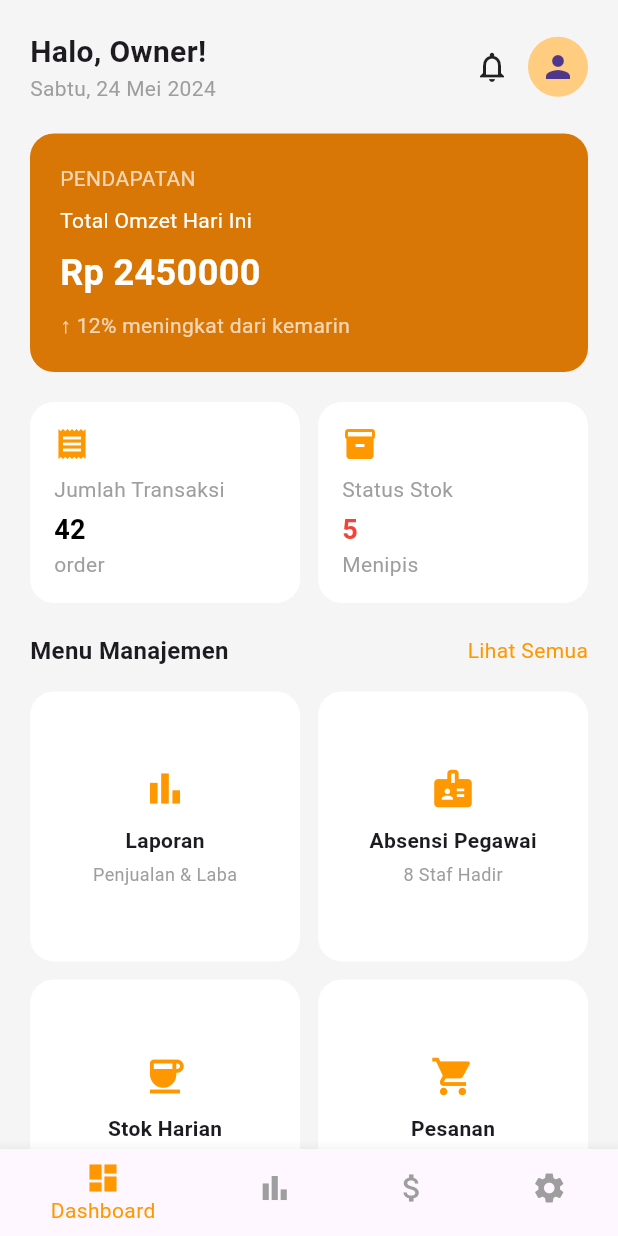
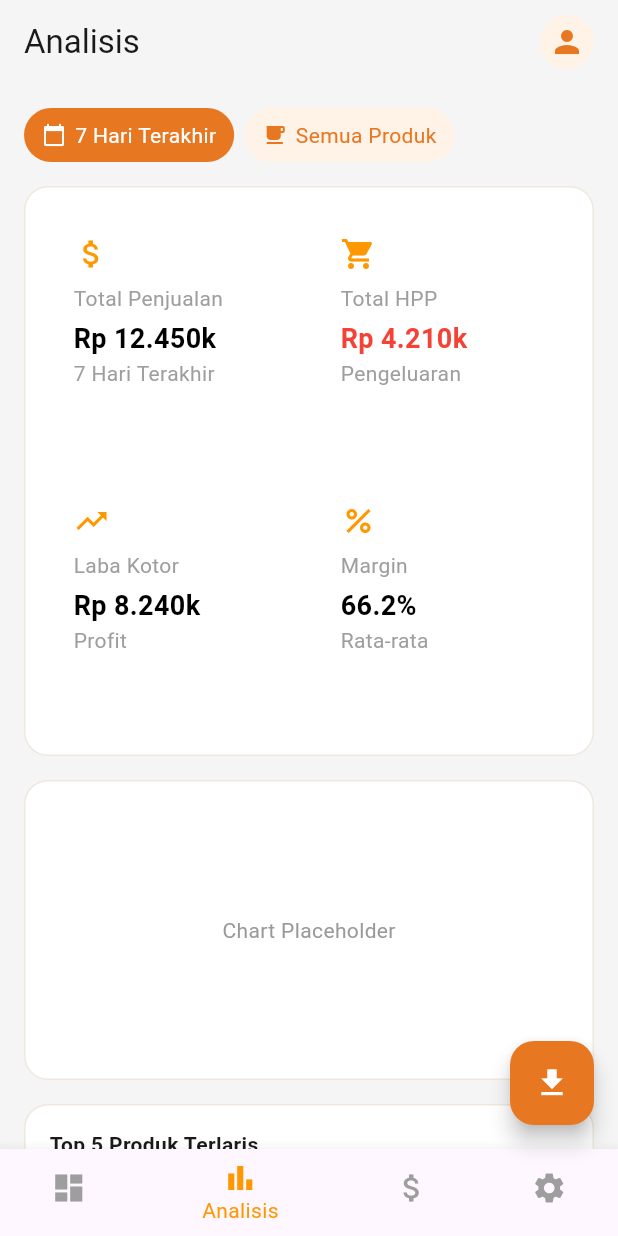
Before and after one commit to AlifAhmad607/test_ta, a Flutter app: the screen it shows after launch, after a tap on "Masuk", on a phone screen of 412 x 824 dp. Run offline on Flutter 3.47's test engine with Material 3 defaults, Android fonts, the phone set to English and light mode, and no system bars; our stand-ins replace get.

Commit message:
[AA] analisis page

```diff
--- /dev/null
+++ b/lib/Bindings/analisisBinding.dart
@@ -0,0 +1,9 @@
+import 'package:get/get.dart';
+import 'package:test_ta/Controllers/analisisController.dart';
+
+class AnalisisBinding extends Bindings {
+  @override
+  void dependencies() {
+    Get.lazyPut<AnalisisController>(() => AnalisisController());
+  }
+}
--- /dev/null
+++ b/lib/Controllers/analisisController.dart
@@ -0,0 +1,23 @@
+import 'package:get/get.dart';
+
+class AnalisisController extends GetxController {
+  // Filter
+  var selectedFilter = '7 Hari Terakhir'.obs;
+
+  // Dummy data (nanti ganti dari API/database)
+  var totalPenjualan = "Rp 12.450k".obs;
+  var totalHpp = "Rp 4.210k".obs;
+  var labaKotor = "Rp 8.240k".obs;
+  var margin = "66.2%".obs;
+
+  var products = [
+    {"name": "Es Kopi Susu Aren", "value": 142},
+    {"name": "Cafe Latte", "value": 98},
+    {"name": "Americano Ice", "value": 76},
+    {"name": "Caramel Macchiato", "value": 45},
+  ].obs;
+
+  void changeFilter(String value) {
+    selectedFilter.value = value;
+  }
+}
--- a/lib/Controllers/logincontroller.dart
+++ b/lib/Controllers/logincontroller.dart
@@ -18,7 +18,7 @@ class LoginController extends GetxController {
 
   // 🔑 LOGIN FUNCTION (dummy)
   void login() {
-  Get.offAllNamed(AppRoutes.DASHBOARD);
+  Get.offAllNamed(AppRoutes.Analisis);
 }
 
   // 🧹 bersihin controller
--- /dev/null
+++ b/lib/Pages/analisisPage.dart
@@ -0,0 +1,352 @@
+import 'package:flutter/material.dart';
+import 'package:get/get.dart';
+import 'package:test_ta/Controllers/analisisController.dart';
+import 'package:test_ta/reusablecomponent/app_colors.dart';
+import 'package:test_ta/reusablecomponent/infocard.dart';
+import 'package:test_ta/Routes/routes.dart';
+
+class AnalisisPage extends GetView<AnalisisController> {
+  const AnalisisPage({super.key});
+
+  @override
+  Widget build(BuildContext context) {
+    return Scaffold(
+      backgroundColor: const Color(0xFFF5F5F5),
+      appBar: AppBar(
+        title: const Text("Analisis"),
+        backgroundColor: Colors.transparent,
+        elevation: 0,
+        foregroundColor: AppColors.textPrimary,
+
+        actions: [
+          Padding(
+            padding: const EdgeInsets.only(right: 16),
+            child: GestureDetector(
+              onTap: () {
+                // aksi ketika diklik (misal ke profile page)
+              },
+              child: CircleAvatar(
+                radius: 18,
+                backgroundColor: AppColors.primaryLight,
+                child: const Icon(Icons.person, color: AppColors.primary),
+              ),
+            ),
+          ),
+        ],
+      ),
+
+      // 🔻 BOTTOM NAV
+      bottomNavigationBar: BottomNavigationBar(
+        selectedItemColor: Colors.orange,
+        unselectedItemColor: Colors.grey,
+        currentIndex: 1, // Agar tab "Analisis" yang aktif
+        onTap: (index) {
+          if (index == 0) {
+            Get.offNamed(AppRoutes.DASHBOARD);
+          }
+        },
+        items: const [
+          BottomNavigationBarItem(
+            icon: Icon(Icons.dashboard),
+            label: "Dashboard",
+          ),
+          BottomNavigationBarItem(
+            icon: Icon(Icons.bar_chart),
+            label: "Analisis",
+          ),
+          BottomNavigationBarItem(
+            icon: Icon(Icons.attach_money),
+            label: "HPP & Margin",
+          ),
+          BottomNavigationBarItem(icon: Icon(Icons.settings), label: "Setelan"),
+        ],
+      ),
+
+      body: SafeArea(
+        child: SingleChildScrollView(
+          padding: const EdgeInsets.all(16),
+          child: Column(
+            children: [
+              // ================= 🔥 FILTER (SESUAI GAMBAR) =================
+              Row(
+                children: [
+                  _filterChip("7 Hari Terakhir", Icons.calendar_today),
+                  const SizedBox(width: 7),
+                  _filterChip("Semua Produk", Icons.local_cafe),
+                ],
+              ),
+
+              const SizedBox(height: 16),
+              // ================= HEADER =================
+              Container(
+                padding: const EdgeInsets.all(16),
+                decoration: BoxDecoration(
+                  color: AppColors.surface,
+                  borderRadius: BorderRadius.circular(16),
+                  border: Border.all(color: AppColors.border),
+                ),
+                child: GridView.count(
+                  crossAxisCount: 2,
+                  shrinkWrap: true,
+                  physics: const NeverScrollableScrollPhysics(),
+                  mainAxisSpacing: 10,
+                  crossAxisSpacing: 10,
+                  childAspectRatio: 1.0, // 🔥 fix overflow
+                  children: [
+                    InfoCard(
+                      icon: Icons.attach_money,
+                      title: "Total Penjualan",
+                      value: controller.totalPenjualan.value,
+                      subtitle: "7 Hari Terakhir",
+                    ),
+                    InfoCard(
+                      icon: Icons.shopping_cart,
+                      title: "Total HPP",
+                      value: controller.totalHpp.value,
+                      subtitle: "Pengeluaran",
+                      isWarning: true,
+                    ),
+                    InfoCard(
+                      icon: Icons.trending_up,
+                      title: "Laba Kotor",
+                      value: controller.labaKotor.value,
+                      subtitle: "Profit",
+                    ),
+                    InfoCard(
+                      icon: Icons.percent,
+                      title: "Margin",
+                      value: controller.margin.value,
+                      subtitle: "Rata-rata",
+                    ),
+                  ],
+                ),
+              ),
+
+              const SizedBox(height: 16),
+
+              // ================= CHART =================
+              Container(
+                height: 200,
+                padding: const EdgeInsets.all(16),
+                decoration: BoxDecoration(
+                  color: AppColors.surface,
+                  borderRadius: BorderRadius.circular(16),
+                  border: Border.all(color: AppColors.border),
+                ),
+                child: const Center(
+                  child: Text(
+                    "Chart Placeholder",
+                    style: TextStyle(color: AppColors.textSecondary),
+                  ),
+                ),
+              ),
+
+              const SizedBox(height: 16),
+
+              // ================= TOP PRODUK =================
+              Container(
+                padding: const EdgeInsets.all(16),
+                decoration: BoxDecoration(
+                  color: AppColors.surface,
+                  borderRadius: BorderRadius.circular(16),
+                  border: Border.all(color: AppColors.border),
+                ),
+                child: Column(
+                  crossAxisAlignment: CrossAxisAlignment.start,
+                  children: [
+                    const Text(
+                      "Top 5 Produk Terlaris",
+                      style: TextStyle(
+                        fontWeight: FontWeight.bold,
+                        color: AppColors.textPrimary,
+                      ),
+                    ),
+
+                    const SizedBox(height: 12),
+
+                    Obx(
+                      () => Column(
+                        children: controller.products.map((item) {
+                          return Padding(
+                            padding: const EdgeInsets.only(bottom: 12),
+                            child: Column(
+                              crossAxisAlignment: CrossAxisAlignment.start,
+                              children: [
+                                Row(
+                                  mainAxisAlignment:
+                                      MainAxisAlignment.spaceBetween,
+                                  children: [
+                                    Text(
+                                      item["name"].toString(),
+                                      style: const TextStyle(
+                                        color: AppColors.textPrimary,
+                                      ),
+                                    ),
+                                    Text(
+                                      "${item["value"]} Cup",
+                                      style: const TextStyle(
+                                        color: AppColors.textSecondary,
+                                      ),
+                                    ),
+                                  ],
+                                ),
+
+                                const SizedBox(height: 6),
+
+                                LinearProgressIndicator(
+                                  value: (item["value"] as int) / 150,
+                                  minHeight: 6,
+                                  borderRadius: BorderRadius.circular(10),
+                                  backgroundColor: AppColors.progressTrack,
+                                  color: AppColors.primary,
+                                ),
+                              ],
+                            ),
+                          );
+                        }).toList(),
+                      ),
+                    ),
+                  ],
+                ),
+              ),
+
+              const SizedBox(height: 16),
+
+              // ================= TABLE =================
+              Container(
+                padding: const EdgeInsets.all(16),
+                decoration: BoxDecoration(
+                  color: AppColors.surface,
+                  borderRadius: BorderRadius.circular(16),
+                  border: Border.all(color: AppColors.border),
+                ),
+                child: Column(
+                  crossAxisAlignment: CrossAxisAlignment.start,
+                  children: [
+                    Row(
+                      mainAxisAlignment: MainAxisAlignment.spaceBetween,
+                      children: const [
+                        Text(
+                          "Metrik Performa Produk",
+                          style: TextStyle(
+                            fontWeight: FontWeight.bold,
+                            color: AppColors.textPrimary,
+                          ),
+                        ),
+                        Text(
+                          "Lihat Semua",
+                          style: TextStyle(color: AppColors.primary),
+                        ),
+                      ],
+                    ),
+
+                    const SizedBox(height: 12),
+
+                    _tableRow(
+                      "Produk",
+                      "Terjual",
+                      "Pendapatan",
+                      "Laba",
+                      isHeader: true,
+                    ),
+
+                    _tableRow("Kopi Susu Aren", "142", "2.8M", "1.8M"),
+                    _tableRow("Cafe Latte", "98", "2.4M", "1.2M"),
+                    _tableRow("Matcha Latte", "54", "1.3M", "0.7M"),
+                  ],
+                ),
+              ),
+            ],
+          ),
+        ),
+      ),
+
+      floatingActionButton: FloatingActionButton(
+        onPressed: () {},
+        backgroundColor: AppColors.primary,
+        child: const Icon(Icons.download, color: Colors.white),
+      ),
+    );
+  }
+
+  // ================= FILTER =================
+  Widget _filterChip(String title, IconData icon) {
+    return Obx(
+      () => GestureDetector(
+        onTap: () => controller.changeFilter(title),
+        child: Container(
+          padding: const EdgeInsets.symmetric(horizontal: 12, vertical: 8),
+          decoration: BoxDecoration(
+            color: controller.selectedFilter.value == title
+                ? AppColors.primary
+                : AppColors.primaryLight,
+            borderRadius: BorderRadius.circular(20),
+          ),
+          child: Row(
+            mainAxisSize: MainAxisSize.min,
+            children: [
+              Icon(
+                icon,
+                size: 16,
+                color: controller.selectedFilter.value == title
+                    ? Colors.white
+                    : AppColors.primary,
+              ),
+              const SizedBox(width: 6),
+              Text(
+                title,
+                style: TextStyle(
+                  color: controller.selectedFilter.value == title
+                      ? Colors.white
+                      : AppColors.primary,
+                ),
+              ),
+            ],
+          ),
+        ),
+      ),
+    );
+  }
+
+  // ================= TABLE =================
+  Widget _tableRow(
+    String a,
+    String b,
+    String c,
+    String d, {
+    bool isHeader = false,
+  }) {
+    return Padding(
+      padding: const EdgeInsets.symmetric(vertical: 6),
+      child: Row(
+        children: [
+          Expanded(
+            flex: 3,
+            child: Text(
+              a,
+              style: TextStyle(
+                fontWeight: isHeader ? FontWeight.bold : FontWeight.normal,
+                color: AppColors.textPrimary,
+              ),
+            ),
+          ),
+          Expanded(
+            child: Text(
+              b,
+              style: const TextStyle(color: AppColors.textSecondary),
+            ),
+          ),
+          Expanded(
+            child: Text(
+              c,
+              style: const TextStyle(color: AppColors.textSecondary),
+            ),
+          ),
+          Expanded(
+            child: Text(d, style: const TextStyle(color: AppColors.labaGreen)),
+          ),
+        ],
+      ),
+    );
+  }
+}
--- a/lib/Pages/dashboardpage.dart
+++ b/lib/Pages/dashboardpage.dart
@@ -1,6 +1,7 @@
 import 'package:flutter/material.dart';
 import 'package:get/get.dart';
 import 'package:test_ta/Controllers/dashboardcontroller.dart';
+import 'package:test_ta/Routes/routes.dart';
 import 'package:test_ta/reusablecomponent/infocard.dart';
 import 'package:test_ta/reusablecomponent/menuitem.dart';
 
@@ -16,15 +17,25 @@ class Dashboardpage extends GetView<DashboardController> {
       bottomNavigationBar: BottomNavigationBar(
         selectedItemColor: Colors.orange,
         unselectedItemColor: Colors.grey,
+        onTap: (index) {
+          if (index == 1) {
+            Get.offNamed(AppRoutes.Analisis);
+          }
+        },
         items: const [
           BottomNavigationBarItem(
-              icon: Icon(Icons.dashboard), label: "Dashboard"),
+            icon: Icon(Icons.dashboard),
+            label: "Dashboard",
+          ),
           BottomNavigationBarItem(
-              icon: Icon(Icons.bar_chart), label: "Analisis"),
+            icon: Icon(Icons.bar_chart),
+            label: "Analisis",
+          ),
           BottomNavigationBarItem(
-              icon: Icon(Icons.attach_money), label: "HPP & Margin"),
-          BottomNavigationBarItem(
-              icon: Icon(Icons.settings), label: "Setelan"),
+            icon: Icon(Icons.attach_money),
+            label: "HPP & Margin",
+          ),
+          BottomNavigationBarItem(icon: Icon(Icons.settings), label: "Setelan"),
         ],
       ),
 
@@ -34,7 +45,6 @@ class Dashboardpage extends GetView<DashboardController> {
           child: Column(
             crossAxisAlignment: CrossAxisAlignment.start,
             children: [
-
               // 🔻 HEADER (TANPA OBX ❗)
               Row(
                 mainAxisAlignment: MainAxisAlignment.spaceBetween,
@@ -45,7 +55,9 @@ class Dashboardpage extends GetView<DashboardController> {
                       Text(
                         controller.greeting,
                         style: const TextStyle(
-                            fontSize: 20, fontWeight: FontWeight.bold),
+                          fontSize: 20,
+                          fontWeight: FontWeight.bold,
+                        ),
                       ),
                       Text(
                         controller.todayDate,
@@ -60,9 +72,9 @@ class Dashboardpage extends GetView<DashboardController> {
                       CircleAvatar(
                         backgroundColor: Colors.orange.shade200,
                         child: const Icon(Icons.person),
-                      )
+                      ),
                     ],
-                  )
+                  ),
                 ],
               ),
 
@@ -76,14 +88,19 @@ class Dashboardpage extends GetView<DashboardController> {
                   color: const Color(0xFFD97706),
                   borderRadius: BorderRadius.circular(16),
                 ),
-                child: Obx(() => Column(
+                child: Obx(
+                  () => Column(
                     crossAxisAlignment: CrossAxisAlignment.start,
                     children: [
-                        const Text("PENDAPATAN",
-                            style: TextStyle(color: Colors.white70)),
+                      const Text(
+                        "PENDAPATAN",
+                        style: TextStyle(color: Colors.white70),
+                      ),
                       const SizedBox(height: 8),
-                        const Text("Total Omzet Hari Ini",
-                            style: TextStyle(color: Colors.white)),
+                      const Text(
+                        "Total Omzet Hari Ini",
+                        style: TextStyle(color: Colors.white),
+                      ),
                       const SizedBox(height: 8),
                       Text(
                         controller.formattedOmzet,
@@ -94,10 +111,13 @@ class Dashboardpage extends GetView<DashboardController> {
                         ),
                       ),
                       const SizedBox(height: 8),
-                        const Text("↑ 12% meningkat dari kemarin",
-                            style: TextStyle(color: Colors.white70)),
+                      const Text(
+                        "↑ 12% meningkat dari kemarin",
+                        style: TextStyle(color: Colors.white70),
+                      ),
                     ],
-                    )),
+                  ),
+                ),
               ),
 
               const SizedBox(height: 20),
@@ -106,22 +126,26 @@ class Dashboardpage extends GetView<DashboardController> {
               Row(
                 children: [
                   Expanded(
-                    child: Obx(() => InfoCard(
+                    child: Obx(
+                      () => InfoCard(
                         icon: Icons.receipt,
                         title: "Jumlah Transaksi",
                         value: controller.transaksi.value.toString(),
                         subtitle: "order",
-                        )),
+                      ),
+                    ),
                   ),
                   const SizedBox(width: 12),
                   Expanded(
-                    child: Obx(() => InfoCard(
+                    child: Obx(
+                      () => InfoCard(
                         icon: Icons.inventory,
                         title: "Status Stok",
                         value: controller.stokMenipis.value.toString(),
                         subtitle: "Menipis",
                         isWarning: true,
-                        )),
+                      ),
+                    ),
                   ),
                 ],
               ),
@@ -134,13 +158,9 @@ class Dashboardpage extends GetView<DashboardController> {
                 children: const [
                   Text(
                     "Menu Manajemen",
-                    style:
-                        TextStyle(fontSize: 16, fontWeight: FontWeight.bold),
+                    style: TextStyle(fontSize: 16, fontWeight: FontWeight.bold),
                   ),
-                  Text(
-                    "Lihat Semua",
-                    style: TextStyle(color: Colors.orange),
-                  ),
+                  Text("Lihat Semua", style: TextStyle(color: Colors.orange)),
                 ],
               ),
 
@@ -157,19 +177,23 @@ class Dashboardpage extends GetView<DashboardController> {
                   MenuItem(
                     icon: Icons.bar_chart,
                     title: "Laporan",
-                      subtitle: "Penjualan & Laba"),
+                    subtitle: "Penjualan & Laba",
+                  ),
                   MenuItem(
                     icon: Icons.badge,
                     title: "Absensi Pegawai",
-                      subtitle: "8 Staf Hadir"),
+                    subtitle: "8 Staf Hadir",
+                  ),
                   MenuItem(
                     icon: Icons.coffee,
                     title: "Stok Harian",
-                      subtitle: "Kelola Menu"),
+                    subtitle: "Kelola Menu",
+                  ),
                   MenuItem(
                     icon: Icons.shopping_cart,
                     title: "Pesanan",
-                      subtitle: "Order Masuk"),
+                    subtitle: "Order Masuk",
+                  ),
                 ],
               ),
             ],
--- a/lib/Routes/page.dart
+++ b/lib/Routes/page.dart
@@ -1,6 +1,8 @@
 import 'package:get/get.dart';
+import 'package:test_ta/Bindings/analisisBinding.dart';
 import 'package:test_ta/Bindings/dashboardbinding.dart';
 import 'package:test_ta/Bindings/loginbinding.dart';
+import 'package:test_ta/Pages/analisisPage.dart';
 import 'package:test_ta/Pages/dashboardpage.dart';
 import 'package:test_ta/Pages/loginpage.dart';
 import 'package:test_ta/Routes/routes.dart';
@@ -13,9 +15,14 @@ class AppPage {
       binding: LoginBinding(),
     ),
     GetPage(
-  name: AppRoutes.DASHBOARD,
-  page: () => const Dashboardpage(),
-  binding: Dashboardbinding(),
-),
+      name: AppRoutes.DASHBOARD,
+      page: () => const Dashboardpage(),
+      binding: Dashboardbinding(),
+    ),
+    GetPage(
+      name: '/analisis',
+      page: () => const AnalisisPage(),
+      binding: AnalisisBinding(),
+    ),
   ];
 }
--- a/lib/Routes/routes.dart
+++ b/lib/Routes/routes.dart
@@ -1,5 +1,6 @@
 class  AppRoutes {
   static const String loginPage = '/loginPage';
     static const String DASHBOARD = '/dashboard';
+    static const String Analisis = '/analisis';
 
 }
--- /dev/null
+++ b/lib/reusablecomponent/app_colors.dart
@@ -0,0 +1,19 @@
+import 'package:flutter/material.dart';
+
+class AppColors {
+  static const Color primary = Color(0xFFE87722);
+  static const Color primaryLight = Color(0xFFFFF3E8);
+  static const Color background = Color(0xFFFDF6EE);
+  static const Color surface = Color(0xFFFFFFFF);
+  static const Color border = Color(0xFFF0E8DC);
+  static const Color textPrimary = Color(0xFF1A1A1A);
+  static const Color textSecondary = Color(0xFF999999);
+  static const Color textMuted = Color(0xFFAAAAAA);
+  static const Color progressTrack = Color(0xFFF5EFE6);
+  static const Color badgeGreenBg = Color(0xFFE7F9EF);
+  static const Color badgeGreenText = Color(0xFF1B8C4E);
+  static const Color badgeNeutralBg = Color(0xFFF3F3F3);
+  static const Color badgeNeutralText = Color(0xFF888888);
+  static const Color labaGreen = Color(0xFF1B8C4E);
+  static const Color labaOrange = Color(0xFFE87722);
+}
--- a/lib/reusablecomponent/infocard.dart
+++ b/lib/reusablecomponent/infocard.dart
@@ -25,11 +25,17 @@ class InfoCard extends StatelessWidget {
         borderRadius: BorderRadius.circular(16),
       ),
       child: Column(
+        mainAxisSize: MainAxisSize.min,
         crossAxisAlignment: CrossAxisAlignment.start,
         children: [
           Icon(icon, color: Colors.orange),
           const SizedBox(height: 8),
-          Text(title, style: const TextStyle(color: Colors.grey)),
+          Text(
+            title,
+            style: const TextStyle(color: Colors.grey),
+            maxLines: 1,
+            overflow: TextOverflow.ellipsis,
+          ),
           const SizedBox(height: 4),
           Text(
             value,
@@ -38,8 +44,15 @@ class InfoCard extends StatelessWidget {
               fontWeight: FontWeight.bold,
               color: isWarning ? Colors.red : Colors.black,
             ),
+            maxLines: 1,
+            overflow: TextOverflow.ellipsis,
           ),
-          Text(subtitle, style: const TextStyle(color: Colors.grey)),
+          Text(
+            subtitle,
+            style: const TextStyle(color: Colors.grey),
+            maxLines: 1,
+            overflow: TextOverflow.ellipsis,
+          ),
         ],
       ),
     );
```
Lines whose indentation alone changed are shown as unchanged.
